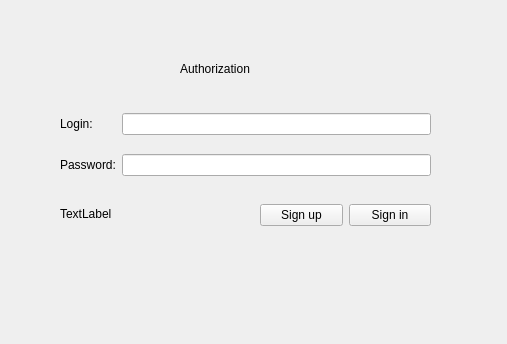
Before: the Qt Designer form client/src/authorizwindow.ui in BUSH1997/TP_CPP_project1_semestr, drawn with Qt 5.
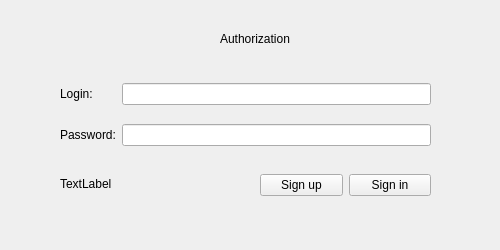
After: the same form once the commit is applied.

What changed in the file:
```diff
--- a/client/src/authorizwindow.ui
+++ b/client/src/authorizwindow.ui
@@ -6,8 +6,8 @@
    <rect>
     <x>0</x>
     <y>0</y>
-    <width>507</width>
-    <height>344</height>
+    <width>500</width>
+    <height>250</height>
    </rect>
   </property>
   <property name="windowTitle">
@@ -17,7 +17,7 @@
    <property name="geometry">
     <rect>
      <x>60</x>
-     <y>100</y>
+     <y>70</y>
      <width>371</width>
      <height>91</height>
     </rect>
@@ -48,9 +48,9 @@
   <widget class="QLabel" name="authorizLabel">
    <property name="geometry">
     <rect>
-     <x>180</x>
-     <y>60</y>
-     <width>91</width>
+     <x>220</x>
+     <y>30</y>
+     <width>81</width>
      <height>17</height>
     </rect>
    </property>
@@ -62,7 +62,7 @@
    <property name="geometry">
     <rect>
      <x>260</x>
-     <y>190</y>
+     <y>160</y>
      <width>171</width>
      <height>51</height>
     </rect>
@@ -88,7 +88,7 @@
    <property name="geometry">
     <rect>
      <x>60</x>
-     <y>200</y>
+     <y>170</y>
      <width>191</width>
      <height>27</height>
     </rect>
```
